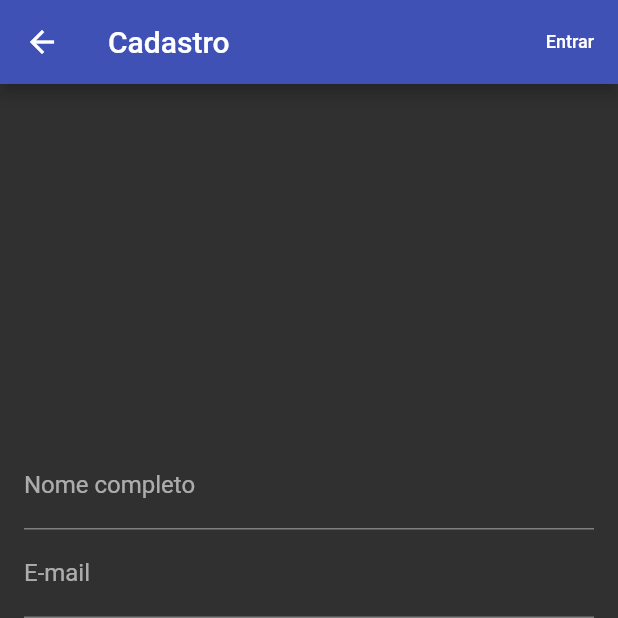
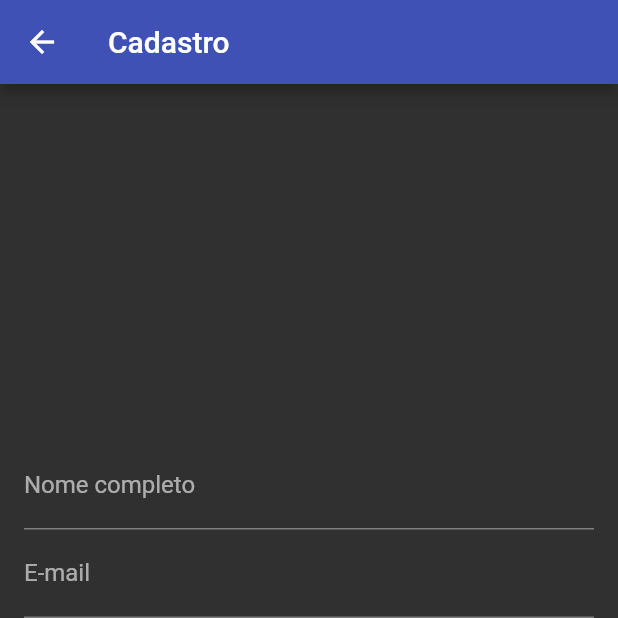
Before and after one commit to rstrack/DGR_Alarmes_App, a Flutter app: the screen it shows after launch, after a tap on "Entrar", after a tap on "Cadastre-se", on a phone screen of 412 x 824 dp, the top half of it. Run offline on Flutter 3.47's test engine with Material 2 defaults, Android fonts, the phone set to English and light mode, and no system bars; our stand-ins replace firebase_auth, firebase_core; accounts and stored records are empty.

Commit message:
padronizações e aplicação de boas práticas

```diff
--- a/lib/main.dart
+++ b/lib/main.dart
@@ -35,7 +35,7 @@ class MyApp extends StatelessWidget {
             '/': (context) => const MainPage(),
             '/login_page': (context) => const LoginPage(),
             '/register_page': (context) => const RegisterPage(),
-            '/home_page': (context) => const HomePage(title: 'DGR Alarme')
+            '/home_page': (context) => const HomePage()
           },
         );
       },
@@ -59,7 +59,7 @@ class MainPage extends StatelessWidget {
               );
             } else {
               if (snapshot.hasData) {
-                return const HomePage(title: 'DGR Alarmes');
+                return const HomePage();
               } else {
                 return const LoginPage();
               }
--- a/lib/models/User.dart
+++ b/lib/models/User.dart
@@ -1,8 +1,8 @@
-class Usuario {
+class User {
   String id;
   String? name;
   String email;
   String? password;
 
-  Usuario({required this.id, this.name = '', required this.email, this.password});
+  User({required this.id, this.name = '', required this.email, this.password});
 }
--- a/lib/screens/login_page.dart
+++ b/lib/screens/login_page.dart
@@ -78,9 +78,6 @@ class _LoginPageState extends State<LoginPage> {
                   width: MediaQuery.of(context).size.width * 0.6,
                   color: Theme.of(context).primaryColor,
                 ),
-                if (arguments['createdUser'])
-                  const Text(
-                      'Usuário criado com sucesso! Use suas credenciais para entrar'),
                 Form(
                   key: _formKey,
                   child: Column(
--- a/lib/screens/register_page.dart
+++ b/lib/screens/register_page.dart
@@ -35,7 +35,8 @@ class _RegisterPageState extends State<RegisterPage> {
       );
 
       if (mounted && result.user != null) {
-        Navigator.of(context).pushReplacementNamed('/login_page',
+        Navigator.pushNamedAndRemoveUntil(
+            context, '/login_page', (route) => false,
             arguments: {'createdUser': true});
       }
     } catch (e) {
@@ -51,20 +52,6 @@ class _RegisterPageState extends State<RegisterPage> {
     return Scaffold(
       appBar: AppBar(
         title: const Text('Cadastro'),
-        actions: [
-          TextButton(
-            onPressed: () {
-              Navigator.of(context).pushReplacementNamed('/login_page');
-            },
-            child: const Text(
-              'Entrar',
-              style: TextStyle(
-                color: Colors.white,
-                fontSize: 12.0,
-              ),
-            ),
-          ),
-        ],
       ),
       body: Center(
         child: SingleChildScrollView(
--- a/lib/widgets/menu_drawer.dart
+++ b/lib/widgets/menu_drawer.dart
@@ -50,7 +50,11 @@ class _MenuDrawerState extends State<MenuDrawer> {
                 ListTile(
                     leading: const Icon(Icons.logout_outlined),
                     title: const Text('Sair'),
-                    onTap: () => auth.signOut()),
+                    onTap: () {
+                      auth.signOut();
+                      Navigator.of(context).pushNamedAndRemoveUntil(
+                          '/login_page', (route) => false);
+                    }),
                 ValueListenableBuilder<bool>(
                   valueListenable: _darkThemeNotifier,
                   builder: (BuildContext context, bool value, Widget? child) {
```
Also changed, not shown: lib/screens/home_page.dart (+8 -9 lines).
